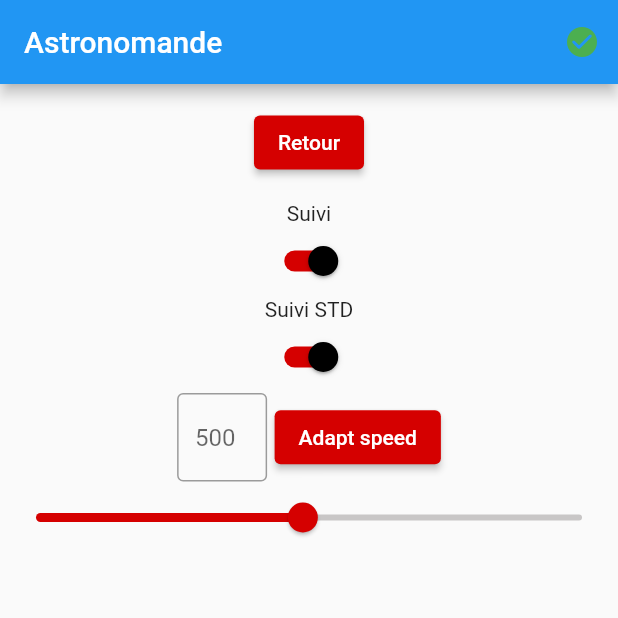
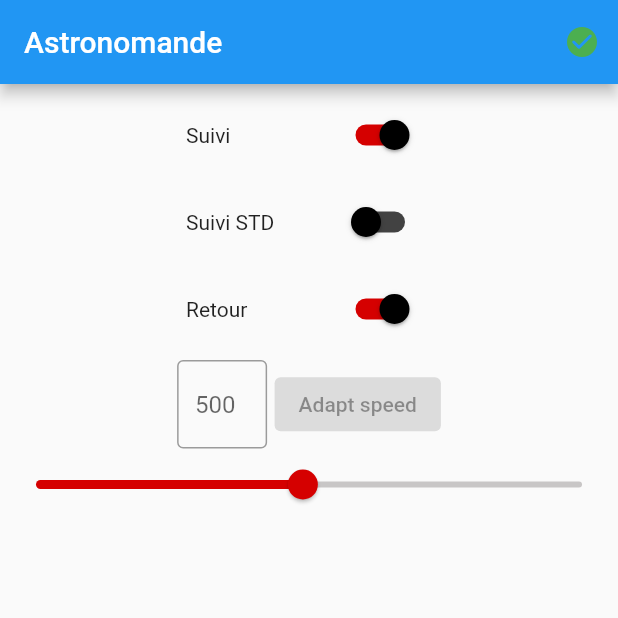
Before and after one commit to PZZed/AstroRemote, a Flutter app: the screen it shows after launch, on a phone screen of 412 x 824 dp, the top half of it. Run offline on Flutter 3.47's test engine with Material 2 defaults, Android fonts, the light colour scheme and no system bars.

Commit message:
scale and placement

```diff
--- a/lib/customSlider.dart
+++ b/lib/customSlider.dart
@@ -46,7 +46,7 @@ class _CustomSlider extends State<CustomSlider> {
           width: 60,
           child: textInput),SizedBox(width: 5),
           ElevatedButton(
-            onPressed: () { return null; /*TODO: call adapt speed service*/},
+            onPressed: null /*TODO: call adapt speed service, if "suivi activated,else return null to desactivate button"*/,
             child: Text("Adapt speed"),
             style: ElevatedButton.styleFrom(primary: Colors.redAccent.shade700),)],)
         ,
--- a/lib/customSwitch.dart
+++ b/lib/customSwitch.dart
@@ -3,18 +3,23 @@ import 'package:flutter/material.dart';
 class CustomSwitchWidget extends StatefulWidget {
 
   String name;
+  bool isActive;
 
-  CustomSwitchWidget(this.name); //constructor
+  CustomSwitchWidget(this.name, this.isActive); //constructor
 
   @override
-  _CustomSwitch createState() => _CustomSwitch(name);
+  _CustomSwitch createState() => _CustomSwitch(name, isActive, isActive);
 }
 
 class _CustomSwitch extends State<CustomSwitchWidget> {
+
   String name;
-  _CustomSwitch(this.name); //constructor
+  bool isActive;
+  bool light;
 
-  bool light = true;
+  _CustomSwitch(this.name, this.isActive, this.light); //constructor
+
+
 
 
   @override
@@ -23,44 +28,39 @@ class _CustomSwitch extends State<CustomSwitchWidget> {
         MaterialStateProperty.resolveWith<Color?>(
       (Set<MaterialState> states) {
         // Track color when the switch is selected.
-        if (states.contains(MaterialState.selected)) {
+        if (isActive) {
           return Colors.redAccent[700];
         }
         // Otherwise return null to set default track color
         // for remaining states such as when the switch is
         // hovered, focused, or disabled.
-        return null;
+        return Colors.grey[800];
       },
     );
     final MaterialStateProperty<Color?> overlayColor =
         MaterialStateProperty.resolveWith<Color?>(
       (Set<MaterialState> states) {
         // Material color when switch is selected.
-        if (states.contains(MaterialState.selected)) {
+        if (isActive) {
           return Colors.redAccent[700];
-        }
-        // Material color when switch is disabled.
-        if (states.contains(MaterialState.disabled)) {
-          return Colors.black;
         }
         // Otherwise return null to set default material color
         // for remaining states such as when the switch is
         // hovered, or focused.
-        return null;
+        return Colors.black;
       },
     );
-    return Column(
+    return Row(
       mainAxisAlignment:MainAxisAlignment.center,
       children: [
-        Text(name),
+        SizedBox(width: 100, child: Text(name)),
         Switch(
           // This bool value toggles the switch.
           value: light,
           overlayColor: overlayColor,
           trackColor: trackColor,
           thumbColor: const MaterialStatePropertyAll<Color>(Colors.black),
-          onChanged: (bool value) {setState(() {light = value; /*TODO : call switch service*/});
-      },
+          onChanged: !isActive ? null : (bool value) {setState(() {light = value; /*TODO : call switch service*/});},
     ),
     SizedBox(width: 5)]);
 
--- a/lib/home_page.dart
+++ b/lib/home_page.dart
@@ -1,5 +1,3 @@
-import 'dart:math';
-
 import 'package:astroremote/customSlider.dart';
 import 'package:astroremote/customSwitch.dart';
 import 'package:astroremote/remote_page.dart';
@@ -17,7 +15,7 @@ class HomePage extends StatelessWidget {
     return Icon(Icons.close_rounded,color: Colors.red);
   }
 
-  SizedBox verticalSpace = SizedBox(height: 15);
+  SizedBox verticalSpace = SizedBox(height: 10);
   SizedBox horizontalSpace = SizedBox(width: 5);
 
   @override
@@ -53,14 +51,12 @@ class HomePage extends StatelessWidget {
             },
           ),*/
           verticalSpace,
-          ElevatedButton(
-            onPressed: () { return null; /*TODO: call adapt speed service*/},
-            child: Text("Retour"),
-            style: ElevatedButton.styleFrom(primary: Colors.redAccent.shade700),),
-            verticalSpace,
-          CustomSwitchWidget("Suivi"),
-          CustomSwitchWidget("Suivi STD"),
-
+          CustomSwitchWidget("Suivi", true),
+          verticalSpace,
+          CustomSwitchWidget("Suivi STD", false),
+          verticalSpace,
+          CustomSwitchWidget("Retour", true),
+           verticalSpace,
           CustomSlider()
         ],
       )),
```
